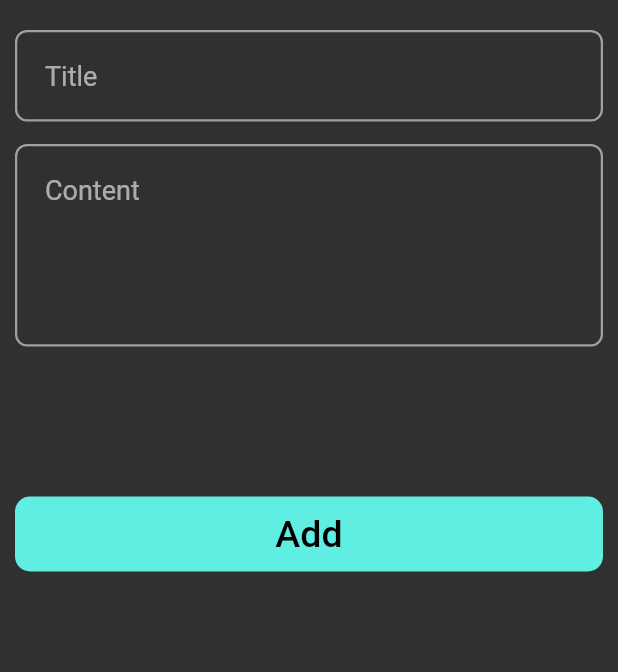
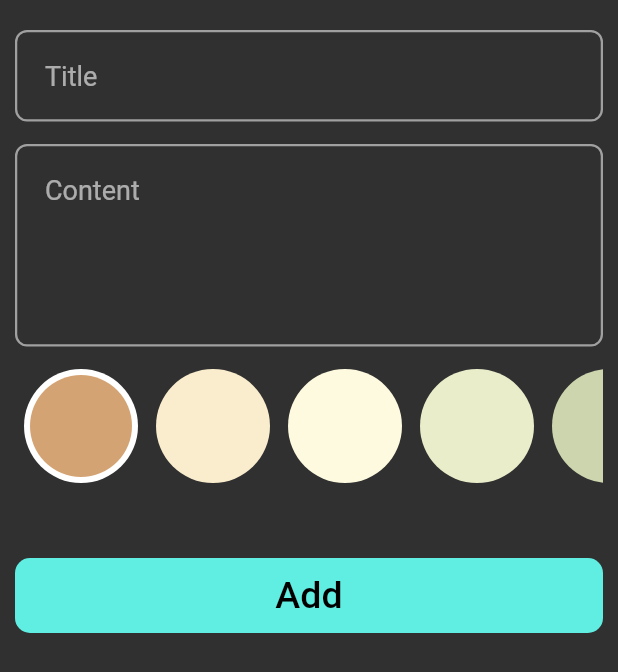
Before and after one commit to HazemAhmed3020/notes_app, a Flutter app: the AddNoteBottomSheet widget shown alone on an empty page, opened directly, on a phone screen of 412 x 824 dp. Shown: the top 672 px of the screen. Run offline on Flutter 3.47's test engine with Material 3 defaults, Android fonts, the phone set to English and light mode, and no system bars; drawn by our look-alikes of modal_progress_hud_nsn; our stand-ins replace flutter_bloc, hive, hive_flutter; accounts and stored records are empty.

Commit message:
add colors_list.dart and handle it in bottom sheet and finish the app

```diff
--- a/lib/constants.dart
+++ b/lib/constants.dart
@@ -1,3 +1,11 @@
-
+import 'package:flutter/animation.dart';
 
 const kNotesBox = 'notes_box';
+const kPrimaryColor = Color(0xff62FCD7);
+List<Color> kColors = const [
+  Color(0xFFD4A373),
+  Color(0xFFFAEDCD),
+  Color(0xFFFEFAE0),
+  Color(0xFFE9EDC9),
+  Color(0xFFCCD5AE),
+];
--- a/lib/cubits/add_note_cubit/add_note_cubit.dart
+++ b/lib/cubits/add_note_cubit/add_note_cubit.dart
@@ -8,8 +8,9 @@ part 'add_note_state.dart';
 
 class AddNoteCubit extends Cubit<AddNoteState> {
   AddNoteCubit() : super(AddNoteInitial());
-
+  Color color = const Color(0xffAC3931);
   void addAllNotes(NoteModel note) async {
+    note.color = color.toARGB32();
     emit(AddNoteLoading());
     try{
       var noteBox = Hive.box(kNotesBox);
--- a/lib/models/note_model.dart
+++ b/lib/models/note_model.dart
@@ -5,13 +5,13 @@ part 'note_model.g.dart';
  @HiveType(typeId: 0)
 class NoteModel extends HiveObject {
   @HiveField(0)
-  final String title;
+   String title;
   @HiveField(1)
-  final String subTitle;
+   String subTitle;
   @HiveField(2)
   final String date;
   @HiveField(3)
-  final int color;
+   int color;
 
   NoteModel({required this.title, required this.subTitle, required this.date, required this.color});
 
--- a/lib/widgets/add_note_bottom_sheet.dart
+++ b/lib/widgets/add_note_bottom_sheet.dart
@@ -7,6 +7,8 @@ import 'package:notes_app_exmp/cubits/note_cubit/note_cubit.dart';
 import 'package:notes_app_exmp/models/note_model.dart';
 import 'package:notes_app_exmp/widgets/custom_bottom.dart';
 import 'package:notes_app_exmp/widgets/custom_text_field.dart';
+
+import 'colors_list.dart';
 
 class AddNoteBottomSheet extends StatefulWidget {
   const AddNoteBottomSheet({super.key});
@@ -64,7 +66,9 @@ class _AddNoteBottomSheetState extends State<AddNoteBottomSheet> {
                           content = data;
                         },
                       ),
-                      SizedBox(height: 100),
+                      SizedBox(height: 15),
+                      const ColorsListView(),
+                      SizedBox(height: 50),
                       CustomButton(
                         txt: 'Add',
                         onTap: () async {
--- /dev/null
+++ b/lib/widgets/colors_list.dart
@@ -0,0 +1,66 @@
+import 'package:flutter/material.dart';
+import 'package:flutter_bloc/flutter_bloc.dart';
+import '../constants.dart';
+import '../cubits/add_note_cubit/add_note_cubit.dart';
+
+class ColorItem extends StatelessWidget {
+  const ColorItem({super.key, required this.isActive, required this.color});
+
+  final bool isActive;
+
+  final Color color;
+  @override
+  Widget build(BuildContext context) {
+    return isActive
+        ? CircleAvatar(
+      radius: 38,
+      backgroundColor: Colors.white,
+      child: CircleAvatar(
+        radius: 34,
+        backgroundColor: color,
+      ),
+    )
+        : CircleAvatar(
+      radius: 38,
+      backgroundColor: color,
+    );
+  }
+}
+
+class ColorsListView extends StatefulWidget {
+  const ColorsListView({super.key});
+
+  @override
+  State<ColorsListView> createState() => _ColorsListViewState();
+}
+
+class _ColorsListViewState extends State<ColorsListView> {
+  int currentIndex = 0;
+
+  @override
+  Widget build(BuildContext context) {
+    return SizedBox(
+      height: 38 * 2,
+      child: ListView.builder(
+        itemCount: kColors.length,
+        scrollDirection: Axis.horizontal,
+        itemBuilder: (context, index) {
+          return Padding(
+            padding: const EdgeInsets.symmetric(horizontal: 6),
+            child: GestureDetector(
+              onTap: () {
+                currentIndex = index;
+                BlocProvider.of<AddNoteCubit>(context).color = kColors[index];
+                setState(() {});
+              },
+              child: ColorItem(
+                color: kColors[index],
+                isActive: currentIndex == index,
+              ),
+            ),
+          );
+        },
+      ),
+    );
+  }
+}
--- a/lib/widgets/note_item.dart
+++ b/lib/widgets/note_item.dart
@@ -13,7 +13,7 @@ class NoteItem extends StatelessWidget {
   Widget build(BuildContext context) {
     return GestureDetector(
       onTap: (){
-        Navigator.push(context, MaterialPageRoute(builder: (context)=> EditeNoteView()));
+        Navigator.push(context, MaterialPageRoute(builder: (context)=> EditeNoteView(noteModel: noteModel,)));
       },
       child: Container(
         padding: EdgeInsets.only(
@@ -24,7 +24,7 @@ class NoteItem extends StatelessWidget {
         ),
         margin: EdgeInsets.only(bottom: 10),
         decoration: BoxDecoration(
-          color: Color(0xFFFFCD7A),
+          color: Color(noteModel.color),
           borderRadius: BorderRadius.all(Radius.circular(24)),
         ),
         child: Column(
```
Also changed, not shown: lib/views/edite_note_view.dart (+5 -12 lines).
